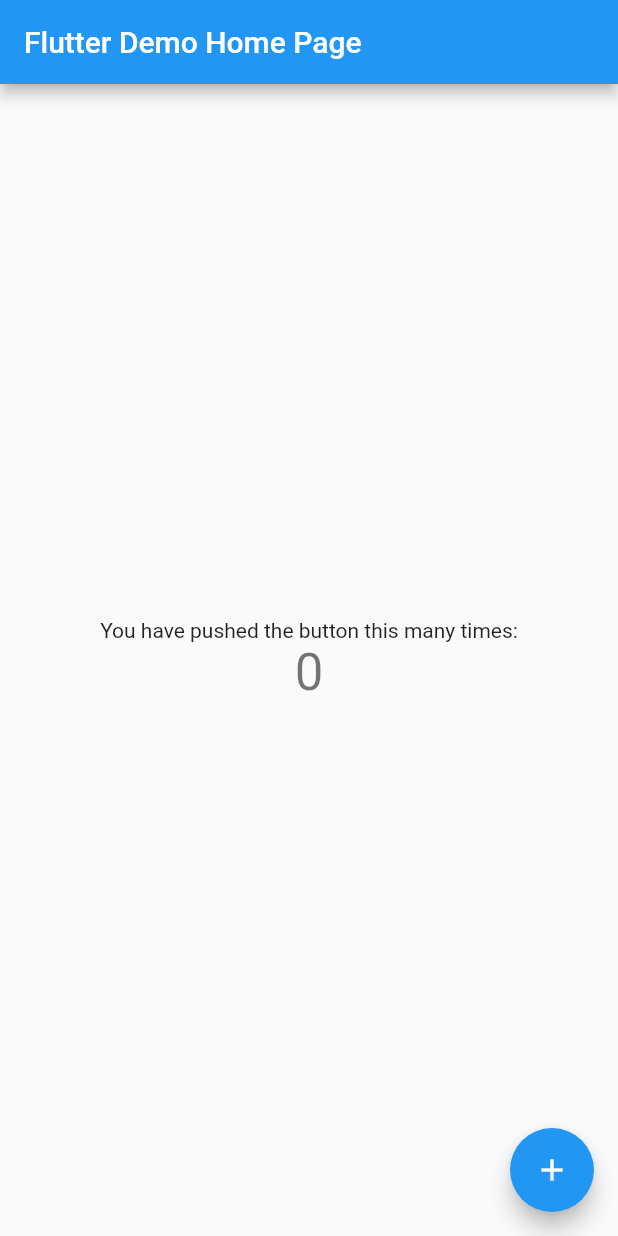
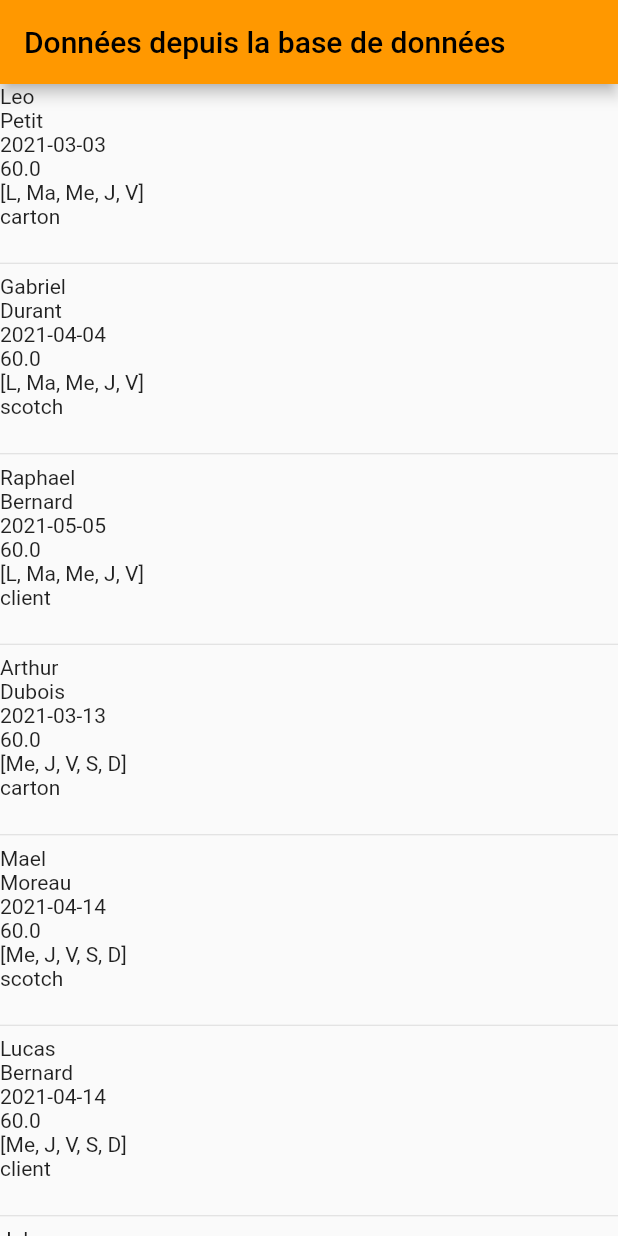
Before and after one commit to Charles26code/Sakartone, a Flutter app: the screen it shows after launch, on a phone screen of 412 x 824 dp. Run offline on Flutter 3.47's test engine with Material 2 defaults, Android fonts, the light colour scheme and no system bars; missing offline and left inert: dart:html.

Commit message:
List de workers

```diff
--- a/sakartone/lib/data/worker.dart
+++ b/sakartone/lib/data/worker.dart
@@ -1,11 +1,11 @@
 import './../model/workerModel.dart';
 
-List<Worker> workers = [
+List<Worker> dataworker = [
   Worker(
     firstname: 'Leo',
     lastname: 'Petit',
     embauche: '2021-03-03',
-    salairJ: '60',
+    salaireJ: 60.0,
     workDay: ['L','Ma','Me','J','V'],
     team: 'carton',
   ),
@@ -13,7 +13,7 @@
     firstname: 'Gabriel',
     lastname: 'Durant',
     embauche: '2021-04-04',
-    salairJ: '60',
+    salaireJ: 60.0,
     workDay: ['L','Ma','Me','J','V'],
     team: 'scotch',
   ),
@@ -21,7 +21,7 @@
     firstname: 'Raphael',
     lastname: 'Bernard',
     embauche: '2021-05-05',
-    salairJ: '60',
+    salaireJ: 60.0,
     workDay: ['L','Ma','Me','J','V'],
     team: 'client',
   ),
@@ -29,7 +29,7 @@
     firstname: 'Arthur',
     lastname: 'Dubois',
     embauche: '2021-03-13',
-    salairJ: '60',
+    salaireJ: 60.0,
     workDay: ['Me','J','V','S','D'],
     team: 'carton',
   ),
@@ -37,7 +37,7 @@
     firstname: 'Mael',
     lastname: 'Moreau',
     embauche: '2021-04-14',
-    salairJ: '60',
+    salaireJ: 60.0,
     workDay: ['Me','J','V','S','D'],
     team: 'scotch',
   ),
@@ -45,7 +45,7 @@
     firstname: 'Lucas',
     lastname: 'Bernard',
     embauche: '2021-04-14',
-    salairJ: '60',
+    salaireJ: 60.0,
     workDay: ['Me','J','V','S','D'],
     team: 'client',
   ),
@@ -53,7 +53,7 @@
     firstname: 'Jules',
     lastname: 'Richard',
     embauche: '2021-05-25',
-    salairJ: '60',
+    salaireJ: 60.0,
     workDay: ['L','Ma','Me','S','D'],
     team: 'carton',
   ),
--- a/sakartone/lib/main.dart
+++ b/sakartone/lib/main.dart
@@ -1,4 +1,5 @@
 import 'package:flutter/material.dart';
+import './provider/showWorker.dart';
 
 void main() {
   runApp(const MyApp());
@@ -13,18 +14,17 @@
     return MaterialApp(
       title: 'Flutter Demo',
       theme: ThemeData(
-        // This is the theme of your application.
-        //
-        // Try running your application with "flutter run". You'll see the
-        // application has a blue toolbar. Then, without quitting the app, try
-        // changing the primarySwatch below to Colors.green and then invoke
-        // "hot reload" (press "r" in the console where you ran "flutter run",
-        // or simply save your changes to "hot reload" in a Flutter IDE).
-        // Notice that the counter didn't reset back to zero; the application
-        // is not restarted.
-        primarySwatch: Colors.blue,
+        primarySwatch: Colors.orange,
       ),
-      home: const MyHomePage(title: 'Flutter Demo Home Page'),
+      initialRoute: '/data',
+      routes: {
+        '/data' : (context) => const DataProvider(),
+      },
+      onUnknownRoute: (settings) {
+        //return MaterialPageRoute(builder: (context) => Authentification());
+      },
+      //home: const Birthdate(),
+      debugShowCheckedModeBanner: false,
     );
   }
 }
--- /dev/null
+++ b/sakartone/lib/model/profile_provider.dart
@@ -0,0 +1,17 @@
+import 'package:flutter/material.dart';
+import 'package:http/http.dart' as http;
+import 'dart:collection'; // nouveaux types de listes comme UnmodifiableListView
+import 'dart:convert'; // pour decoder la r´eponse http
+import './workerModel.dart';
+import './../data/worker.dart' as data;
+
+class WorkerProvider with ChangeNotifier {
+  // Variable priv´ee pour qu'elle ne puisse pas ^etre modifi´ee par
+  // les widgets qui l'utilisent
+  final List<Worker> _workers = data.dataworker;
+  // Getter pour l'acc`es en lecture
+  // Pas de modificiation possible gr^ace au type UnmodifiableListView
+  UnmodifiableListView<Worker> get workers => UnmodifiableListView(_workers);
+  // M´ethode pour aller chercher des donn´ees dans la base de donn´ees
+  // via le serveur en local
+}
--- a/sakartone/lib/model/workerModel.dart
+++ b/sakartone/lib/model/workerModel.dart
@@ -1,10 +1,10 @@
-import 'dart:ffi';
+///import 'dart:ffi';
 
 class Worker {
   String firstname;
   String lastname;
   String embauche;
-  Float salaireJ;
+  double salaireJ;
   List<String> workDay;
   String team;
 
--- /dev/null
+++ b/sakartone/lib/provider/showWorker.dart
@@ -0,0 +1,38 @@
+import 'dart:html';
+
+import 'package:flutter/material.dart';
+import 'package:sakartone/data/worker.dart';
+import './../model/profile_provider.dart';
+import './../model/workerModel.dart';
+import 'package:provider/provider.dart';
+
+
+class DataProvider extends StatelessWidget {
+  static const routeName = '/data';
+  const DataProvider({Key? key}) : super(key: key);
+
+  @override
+  Widget build(BuildContext context) {
+    //List<Worker> workers = Provider.of<WorkerProvider>(context).workers;
+    //List<Worker> workers = Worker(firstname: "firstname", lastname: "lastname", embauche: "embauche", salaireJ: 60.0, workDay: ["workDay"], team: "team") as List<Worker>;
+    //List<Worker> workers=[Worker(firstname: "Adrien",lastname: "Lamé", embauche: "07/10/2022", salaireJ: 60.23, workDay: ["Lundi","Mardi","Jeudi"],team:"carton")];
+    List<Worker> workers = dataworker;
+    return Scaffold(
+      appBar: AppBar(
+        title: const Text('Données depuis la base de données'),
+      ),
+      body: ListView.separated(
+        itemCount: workers.length,
+        itemBuilder: (context, index) {
+          return Text(workers[index].showWorker());
+        },
+        separatorBuilder: (context, index) {
+          return const Divider(
+            height: 15,
+          );
+        },
+      ),
+
+    );
+  }
+}
--- a/sakartone/pubspec.yaml
+++ b/sakartone/pubspec.yaml
@@ -34,6 +34,8 @@
   # The following adds the Cupertino Icons font to your application.
   # Use with the CupertinoIcons class for iOS style icons.
   cupertino_icons: ^1.0.2
+  http: ^0.13.4
+  provider: ^6.0.3
 
 dev_dependencies:
   flutter_test:
```
Also changed, not shown: sakartone/lib/provider/formulaireWorker.dart (added, +87 -0 lines), sakartone/pubspec.lock, 1 other file.
